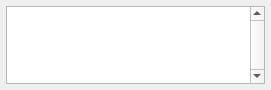
This is src/TagsManager.ui in markus-wa/glmixer-mirror as Qt 5 draws it before an edit. The edited form follows.
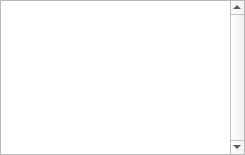
This is the edited form.

The edit to the form file:
```diff
--- a/src/TagsManager.ui
+++ b/src/TagsManager.ui
@@ -6,25 +6,28 @@
    <rect>
     <x>0</x>
     <y>0</y>
-    <width>271</width>
-    <height>90</height>
+    <width>245</width>
+    <height>155</height>
    </rect>
   </property>
   <property name="windowTitle">
    <string>Source Tags</string>
   </property>
   <layout class="QVBoxLayout" name="verticalLayout">
+   <property name="spacing">
+    <number>0</number>
+   </property>
    <property name="leftMargin">
-    <number>6</number>
+    <number>0</number>
    </property>
    <property name="topMargin">
-    <number>6</number>
+    <number>0</number>
    </property>
    <property name="rightMargin">
-    <number>6</number>
+    <number>0</number>
    </property>
    <property name="bottomMargin">
-    <number>6</number>
+    <number>0</number>
    </property>
    <item>
     <widget class="QListWidget" name="tagsListWidget">
@@ -37,6 +40,9 @@
      <property name="statusTip">
       <string>Apply a color tag to the current source or the selection. Select all sources with this tag.</string>
      </property>
+     <property name="styleSheet">
+      <string notr="true">font-size: 10px;</string>
+     </property>
      <property name="verticalScrollBarPolicy">
       <enum>Qt::ScrollBarAlwaysOn</enum>
      </property>
@@ -60,8 +66,8 @@
      </property>
      <property name="iconSize">
       <size>
-       <width>48</width>
-       <height>48</height>
+       <width>42</width>
+       <height>42</height>
       </size>
      </property>
      <property name="verticalScrollMode">
@@ -79,9 +85,6 @@
      <property name="resizeMode">
       <enum>QListView::Adjust</enum>
      </property>
-     <property name="spacing">
-      <number>1</number>
-     </property>
      <property name="viewMode">
       <enum>QListView::IconMode</enum>
      </property>
```
Left out of the diff: 3 changed lines with no effect on the pictures.
